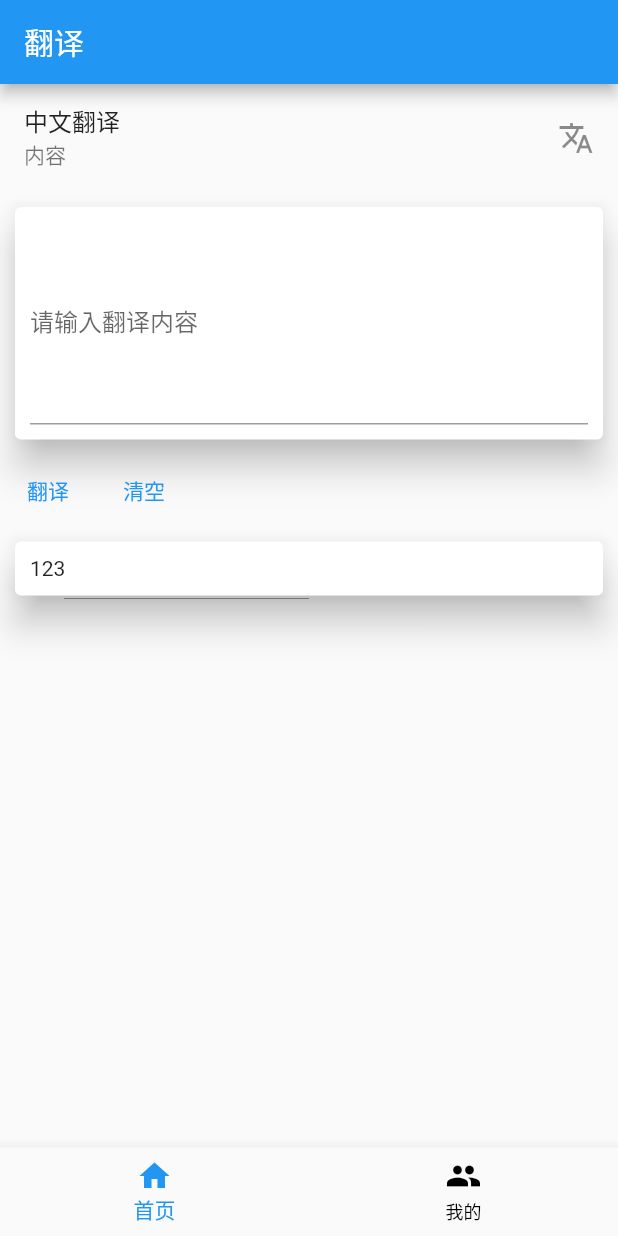
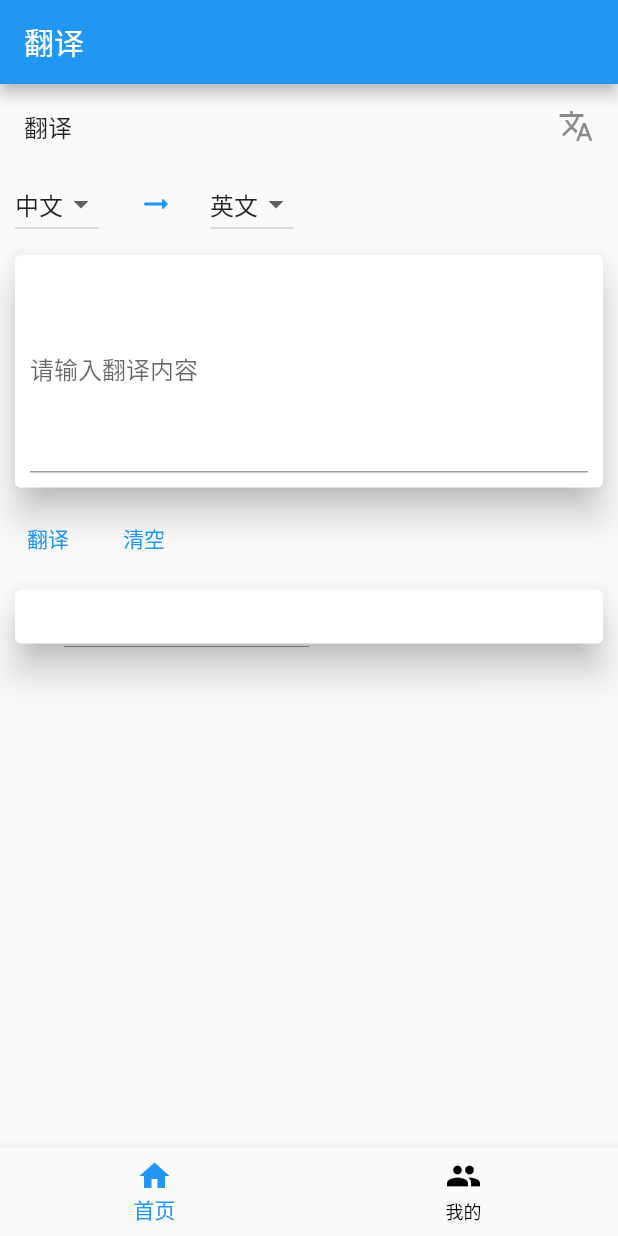
Before and after one commit to anchuanyuan/flutter-demo, a Flutter app: the screen it shows after launch, on a phone screen of 412 x 824 dp. Run offline on Flutter 3.47's test engine with Material 2 defaults, Android fonts, the phone set to English and light mode, and no system bars; our stand-ins replace dio; missing offline and left inert: flutter_inappwebview.

Commit message:
add 接口

```diff
--- a/lib/pages/home/hoem_page.dart
+++ b/lib/pages/home/hoem_page.dart
@@ -1,5 +1,8 @@
+import 'dart:convert';
 import 'dart:io';
+import 'dart:math';
 
+import 'package:dio/dio.dart';
 import 'package:flutter/material.dart';
 
 class HomePage extends StatefulWidget {
@@ -10,30 +13,48 @@ class HomePage extends StatefulWidget {
 }
 
 class _HomePageState extends State<HomePage> {
-  String _resultText = "123"; // 结果文本
-  String _inputText = "123"; // 输入的文本
+  String _resultText = ""; // 结果文本
+  String _inputText = ""; // 输入的文本
   TextEditingController _unameController = TextEditingController(); // 输入框控制器
+  String sourceLanguage = "zh"; // 源语言
+  String targetLanguage = "en"; // 目标语言
 
-  onClear () {
+  onClear() {
     print('onClear');
     setState(() {
-      _resultText = "";
+      _inputText = "";
     });
   }
-  changeValue (value) {
+
+  afterTranslate(value) {
     print('changeValue');
     setState(() {
       _resultText = value;
+    });
+  }
+  changeSourceLanguage(value) {
+    print('changeSourceLanguage');
+    setState(() {
+      sourceLanguage = value;
+    });
+  }
+  changeTargetLanguage(value) {
+    print('changeTargetLanguage');
+    setState(() {
+      targetLanguage = value;
     });
   }
   @override
   Widget build(BuildContext context) {
     return ListView(children: [
       ListTile(
-        title: Text('中文翻译'),
-        subtitle: Text('内容'),
+        title: Text('翻译'),
+        // subtitle: Text('内容'),
         trailing: Icon(Icons.translate),
       ),
+      // 语言设置
+      // 下拉框选择语言：
+      languageSelector(sourceLanguage,targetLanguage, changeSourceLanguage,changeTargetLanguage),
       Card(
         margin: EdgeInsets.all(10.0),
         elevation: 10.0,
@@ -45,7 +66,7 @@ class _HomePageState extends State<HomePage> {
           ),
         ),
       ),
-      MyButtons(_unameController,changeValue),
+      MyButtons(_unameController, afterTranslate,sourceLanguage,targetLanguage),
       // 结果
       Result(_resultText)
     ]);
@@ -53,17 +74,18 @@ class _HomePageState extends State<HomePage> {
 }
 
 // 按钮组
-Widget MyButtons ( TextEditingController controller,changeValue) {
+Widget MyButtons(TextEditingController controller, afterTranslate,sourceLanguage,targetLanguage) {
   // @override
   // Widget build(BuildContext context) {
-    return  Row(
+  return Row(
     children: [
       TextButton(
         child: Text("翻译"),
-          onPressed: () {
-           var result =  controller.text;
-           print('result' + result);
-           changeValue(result);
+        onPressed: () async {
+          var res = await getResult(sourceLanguage,targetLanguage,controller.text);
+          print ("res ======== ");
+          print(res  + " res");
+          afterTranslate(res);
         },
       ),
       TextButton(
@@ -75,11 +97,10 @@ Widget MyButtons ( TextEditingController controller,changeValue) {
     ],
   );
   // }
-
 }
 
 // 输入框
-Widget MyFiled( String text, controller) {
+Widget MyFiled(String text, controller) {
   return TextField(
       autofocus: false,
       minLines: 5,
@@ -103,7 +124,7 @@ BoxShadow MyBoxShadow() {
       blurRadius: 10.0);
 }
 
-Widget Result (resultText) {
+Widget Result(resultText) {
   return Card(
     elevation: 10.0,
     margin: EdgeInsets.all(10.0),
@@ -118,8 +139,100 @@ Widget Result (resultText) {
     ),
   );
 }
+Widget languageSelector(sourceLanguage, targetLanguage,changeSourceLanguage,changeTargetLanguage) {
+  return Row(children: [
+    SizedBox(
+      width: 10,
+    ),
+    DropdownButton(
+      hint: Text('语言'),
+      value: sourceLanguage,
+      items: [
+        DropdownMenuItem(
+          child: Text('中文'),
+          value: 'zh',
+        ),
+        DropdownMenuItem(
+          child: Text('英文'),
+          value: 'en',
+        ),
+        DropdownMenuItem(
+          child: Text('日文'),
+          value: '日文',
+        ),
+        DropdownMenuItem(
+          child: Text('韩文'),
+          value: '韩文',
+        ),
+      ],
+      onChanged: (value) {
+        changeSourceLanguage(value);
+      },
+    ),
+    SizedBox(
+      width: 10,
+    ),
+    //  置换按钮
+    TextButton.icon(
+      onPressed: () {
+        String temp = sourceLanguage;
+        changeSourceLanguage(targetLanguage);
+        changeTargetLanguage(temp);
+      },
+      label: Text(''),
+      icon: Icon(Icons.arrow_right_alt_rounded),
+    ),
+    DropdownButton(
+      hint: Text('语言'),
+      value: targetLanguage,
+      items: [
+        DropdownMenuItem(
+          child: Text('英文'),
+          value: 'en',
+        ),
+        DropdownMenuItem(
+          child: Text('中文'),
+          value: 'zh',
+        ),
+        DropdownMenuItem(
+          child: Text('日文'),
+          value: '日文',
+        ),
+        DropdownMenuItem(
+          child: Text('韩文'),
+          value: '韩文',
+        ),
+      ],
+      onChanged: (value) {
+        changeTargetLanguage(value);
+      },
+    ),
+  ]);
+}
 
 // http请求
-getResult() {
-  HttpClient httpClient = HttpClient();
+getResult(sourceLanguage,targetLanguage,inputText) async {
+  const tokenRul = "https://aip.baidubce.com/oauth/2.0/token";
+  const translateUrl = 'https://v2.alapi.cn/api/fanyi';
+  Dio dio = Dio();
+  // var tokenTesponse = await dio.post(tokenRul, data: {
+  //   "grant_type": "client_credentials",
+  //   "client_id": "UdKee2QOF7L63zzZwO8nTTZi",
+  //   "client_secret": "4mxj8a1n6Vm3SfhRAaRMZBjrrSUDO0qk"
+  // }, options: Options(contentType: Headers.formUrlEncodedContentType));
+  //
+  print("inputText");
+  print(inputText);
+  var token = "LwExDtUWhF3rH5ib";
+  var res = await dio.get(translateUrl, queryParameters: {
+    "from": sourceLanguage,
+    "to": targetLanguage,
+    "q": inputText,
+    "token": token
+  });
+  print(res);
+  var respose = json.decode(res.toString());
+  print(respose['data']['dst']);
+  return respose['data']['dst'];
+  print(respose);
 }
--- a/pubspec.yaml
+++ b/pubspec.yaml
@@ -32,6 +32,7 @@ dependencies:
   flutter_inappwebview:
   url_launcher:
   flutter_floating:
+  dio:
 
   # The following adds the Cupertino Icons font to your application.
   # Use with the CupertinoIcons class for iOS style icons.
```
Also changed, not shown: pubspec.lock, 1 other file. Lines whose indentation alone changed are shown as unchanged.
